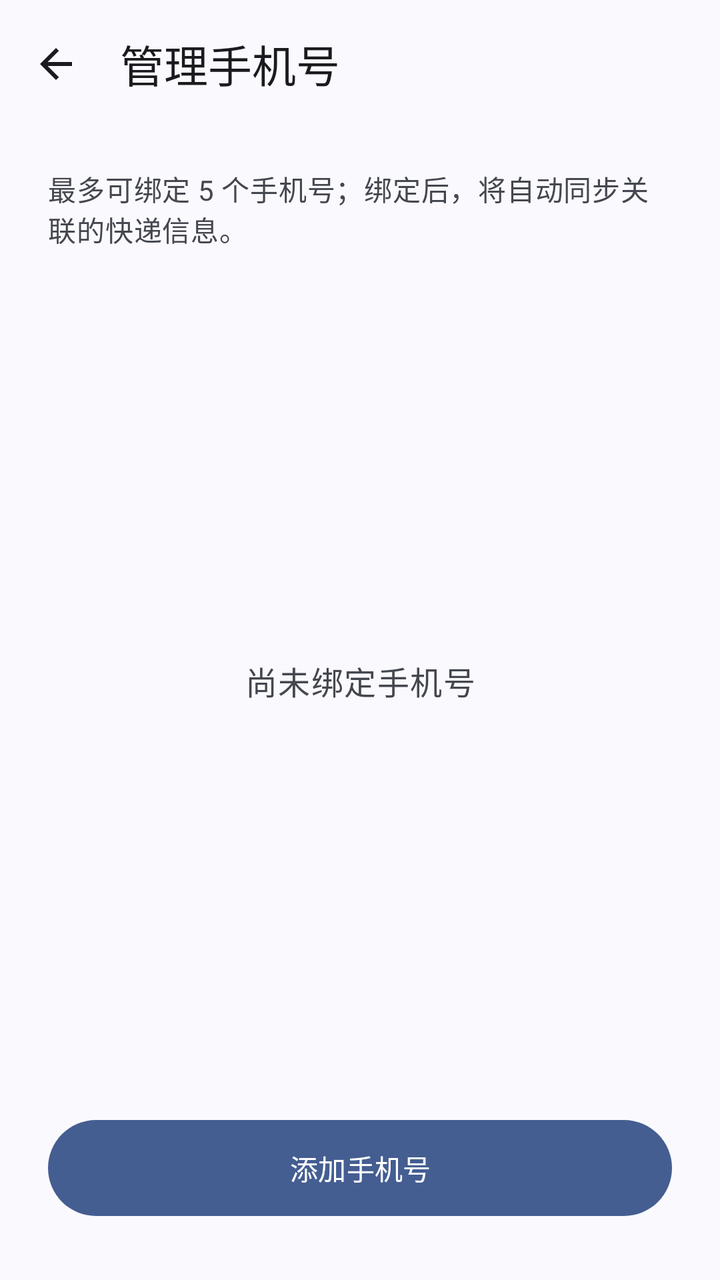
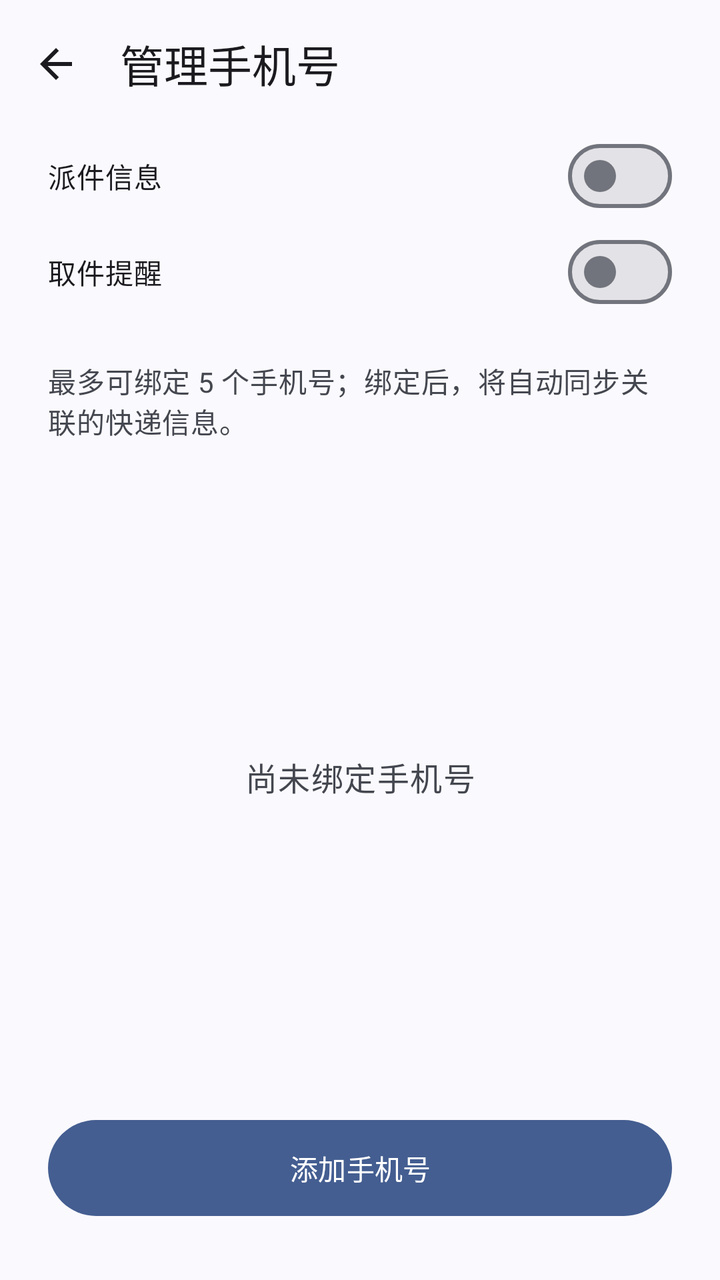

Two renders of the same Android screen: before a commit and after it. Below are the layout's source before the change and the commit's diff.
<!-- AndroidManifest.xml: application theme AppTheme -->
<!-- res/layout/activity_express_manager.xml -->
<?xml version="1.0" encoding="utf-8"?>
<LinearLayout xmlns:android="http://schemas.android.com/apk/res/android"
    xmlns:app="http://schemas.android.com/apk/res-auto"
    android:id="@+id/express_manager_content_layout"
    android:layout_width="match_parent"
    android:layout_height="match_parent"
    android:fitsSystemWindows="true"
    android:orientation="vertical">

    <com.google.android.material.appbar.MaterialToolbar
        android:id="@+id/top_app_bar"
        android:layout_width="match_parent"
        android:layout_height="64dp"
        android:paddingStart="0dp"
        android:paddingEnd="8dp"
        app:navigationIcon="@drawable/ic_arrow_back"
        app:navigationContentDescription="@string/navigate_back"
        app:title="@string/manage_phone"
        app:titleTextAppearance="@style/TextAppearance.Material3.TitleLarge" />

    <TextView
        android:id="@+id/tv_setting_title"
        android:layout_width="match_parent"
        android:layout_height="wrap_content"
        android:layout_marginStart="24dp"
        android:layout_marginTop="20dp"
        android:layout_marginEnd="24dp"
        android:text="@string/card_sub_bind_tips_title_2"
        android:textAppearance="@style/TextAppearance.Material3.BodyMedium"
        android:textColor="?attr/colorOnSurfaceVariant" />

    <FrameLayout
        android:layout_width="match_parent"
        android:layout_height="0dp"
        android:layout_marginStart="24dp"
        android:layout_marginTop="20dp"
        android:layout_marginEnd="24dp"
        android:layout_marginBottom="20dp"
        android:layout_weight="1">

        <ListView
            android:id="@android:id/list"
            android:layout_width="match_parent"
            android:layout_height="match_parent"
            android:clipToPadding="false"
            android:divider="@android:color/transparent"
            android:dividerHeight="8dp"
            android:paddingBottom="8dp"
            android:scrollbars="none" />

        <TextView
            android:id="@+id/phone_empty"
            android:layout_width="match_parent"
            android:layout_height="match_parent"
            android:gravity="center"
            android:text="@string/no_bound_phone"
            android:textAppearance="@style/TextAppearance.Material3.BodyLarge"
            android:textColor="?attr/colorOnSurfaceVariant" />
    </FrameLayout>

    <com.google.android.material.button.MaterialButton
        android:id="@+id/btn_bind_phone"
        android:layout_width="match_parent"
        android:layout_height="56dp"
        android:layout_marginStart="24dp"
        android:layout_marginEnd="24dp"
        android:layout_marginBottom="28dp"
        android:text="@string/add_phone" />
</LinearLayout>
<!-- resources referenced by this layout -->
<resources>
  <!-- drawable ic_arrow_back (drawable) -->
  <vector xmlns:android="http://schemas.android.com/apk/res/android"
      android:width="24dp"
      android:height="24dp"
      android:viewportWidth="960"
      android:viewportHeight="960">
      
      <group android:translateY="960">
          <path
              android:fillColor="?attr/colorOnSurface"
              android:pathData="M313,-440L537,-216L480,-160L160,-480L480,-800L537,-744L313,-520L800,-520L800,-440Z" />
      </group>
  </vector>
  <string name="add_phone">添加手机号</string>
  <string name="card_sub_bind_tips_title_2">最多可绑定 5 个手机号；绑定后，将自动同步关联的快递信息。</string>
  <string name="manage_phone">管理手机号</string>
  <string name="navigate_back">返回</string>
  <string name="no_bound_phone">尚未绑定手机号</string>
  <style name="AppTheme" parent="Theme.Material3.DynamicColors.DayNight.NoActionBar">
          <item name="android:fontFamily">sans-serif</item>
          <item name="android:windowActionModeOverlay">true</item>
          <item name="android:statusBarColor">@android:color/transparent</item>
          <item name="android:navigationBarColor">@android:color/transparent</item>
          <item name="android:windowLightStatusBar">?attr/isLightTheme</item>
          <item name="android:windowLightNavigationBar">?attr/isLightTheme</item>
          <item name="android:windowBackground">?attr/colorSurface</item>
          <item name="materialAlertDialogTheme">@style/ThemeOverlay.Material3.MaterialAlertDialog</item>
      </style>
</resources>

<!-- the commit's change to res/layout/activity_express_manager.xml (unified diff, before → after) -->
@@ -17,6 +17,24 @@
         app:navigationContentDescription="@string/navigate_back"
         app:title="@string/manage_phone"
         app:titleTextAppearance="@style/TextAppearance.Material3.TitleLarge" />
+
+    <com.google.android.material.materialswitch.MaterialSwitch
+        android:id="@+id/live_delivery"
+        android:layout_width="match_parent"
+        android:layout_height="wrap_content"
+        android:minHeight="48dp"
+        android:layout_marginStart="24dp"
+        android:layout_marginEnd="24dp"
+        android:text="@string/live_delivery" />
+
+    <com.google.android.material.materialswitch.MaterialSwitch
+        android:id="@+id/live_pickup"
+        android:layout_width="match_parent"
+        android:layout_height="wrap_content"
+        android:minHeight="48dp"
+        android:layout_marginStart="24dp"
+        android:layout_marginEnd="24dp"
+        android:text="@string/live_pickup" />
 
     <TextView
         android:id="@+id/tv_setting_title"
<!-- resource entries referenced after the edit -->
@@ -15,6 +15,8 @@
   </vector>
   <string name="add_phone">添加手机号</string>
   <string name="card_sub_bind_tips_title_2">最多可绑定 5 个手机号；绑定后，将自动同步关联的快递信息。</string>
+  <string name="live_delivery">派件信息</string>
+  <string name="live_pickup">取件提醒</string>
   <string name="manage_phone">管理手机号</string>
   <string name="navigate_back">返回</string>
   <string name="no_bound_phone">尚未绑定手机号</string>
